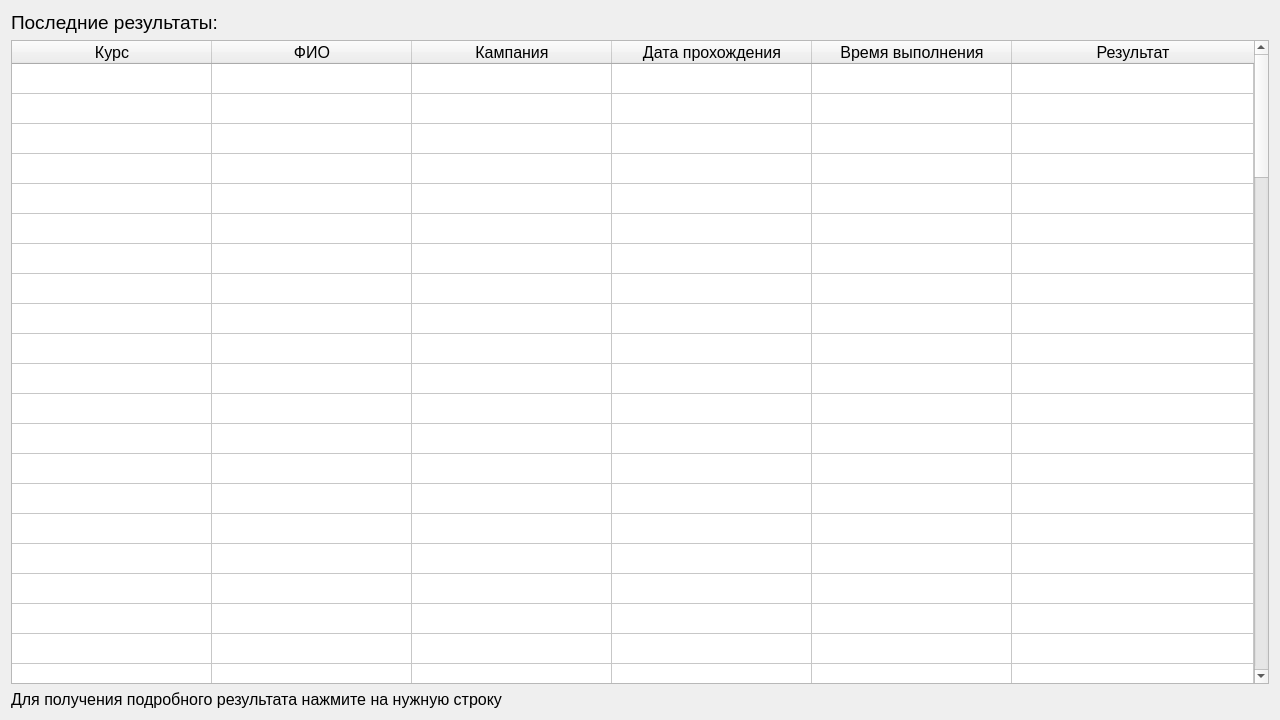
Qt form resultswindow.ui (Rayzedan/SystemControlStudent) before a commit.
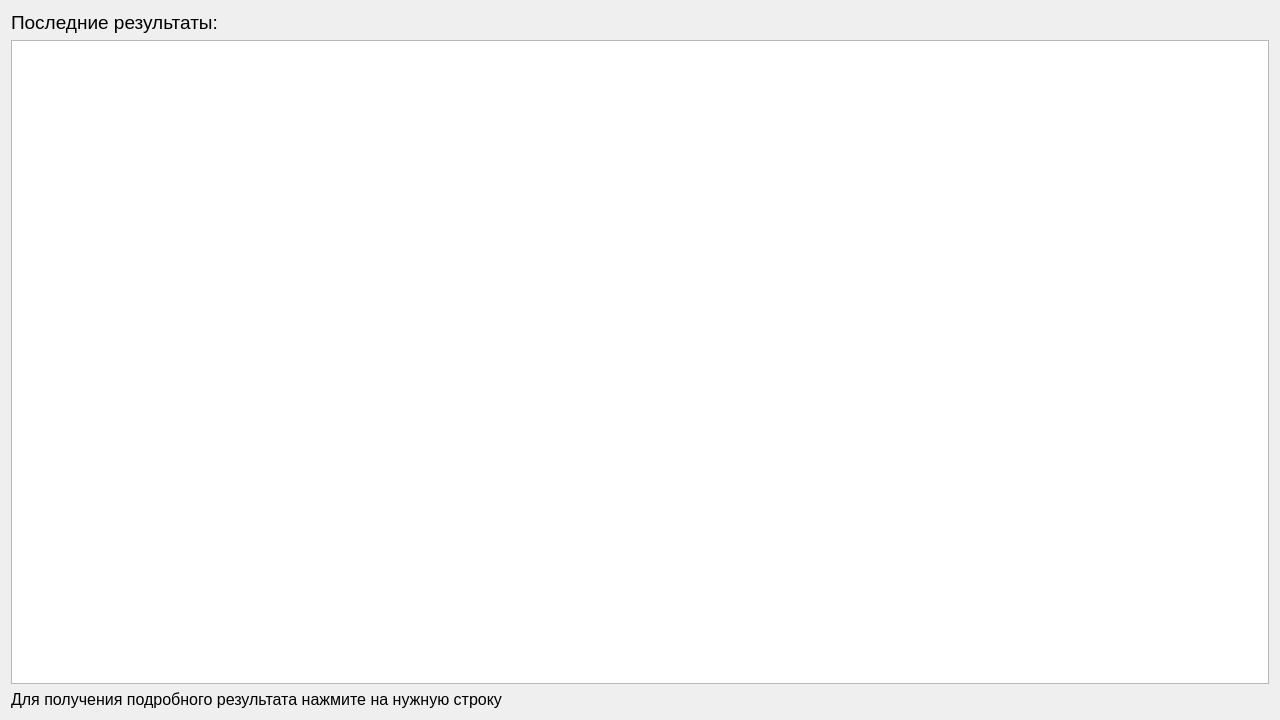
The same form after that commit.

What changed in the file:
```diff
--- a/resultswindow.ui
+++ b/resultswindow.ui
@@ -39,233 +39,7 @@
     </widget>
    </item>
    <item>
-    <widget class="QTableWidget" name="tableWidget">
-     <property name="sizePolicy">
-      <sizepolicy hsizetype="Minimum" vsizetype="Expanding">
-       <horstretch>1</horstretch>
-       <verstretch>0</verstretch>
-      </sizepolicy>
-     </property>
-     <property name="font">
-      <font>
-       <pointsize>12</pointsize>
-      </font>
-     </property>
-     <property name="sizeAdjustPolicy">
-      <enum>QAbstractScrollArea::AdjustIgnored</enum>
-     </property>
-     <property name="editTriggers">
-      <set>QAbstractItemView::NoEditTriggers</set>
-     </property>
-     <property name="dragDropMode">
-      <enum>QAbstractItemView::NoDragDrop</enum>
-     </property>
-     <property name="textElideMode">
-      <enum>Qt::ElideRight</enum>
-     </property>
-     <property name="rowCount">
-      <number>100</number>
-     </property>
-     <attribute name="horizontalHeaderCascadingSectionResizes">
-      <bool>true</bool>
-     </attribute>
-     <attribute name="horizontalHeaderDefaultSectionSize">
-      <number>200</number>
-     </attribute>
-     <attribute name="horizontalHeaderHighlightSections">
-      <bool>false</bool>
-     </attribute>
-     <attribute name="horizontalHeaderShowSortIndicator" stdset="0">
-      <bool>false</bool>
-     </attribute>
-     <attribute name="horizontalHeaderStretchLastSection">
-      <bool>true</bool>
-     </attribute>
-     <attribute name="verticalHeaderVisible">
-      <bool>false</bool>
-     </attribute>
-     <attribute name="verticalHeaderCascadingSectionResizes">
-      <bool>false</bool>
-     </attribute>
-     <attribute name="verticalHeaderShowSortIndicator" stdset="0">
-      <bool>false</bool>
-     </attribute>
-     <attribute name="verticalHeaderStretchLastSection">
-      <bool>false</bool>
-     </attribute>
-     <row>
-      <property name="text">
-       <string>1</string>
-      </property>
-     </row>
-     <row>
-      <property name="text">
-       <string>2</string>
-      </property>
-     </row>
-     <row>
-      <property name="text">
-       <string>3</string>
-      </property>
-     </row>
-     <row/>
-     <row/>
-     <row/>
-     <row/>
-     <row/>
-     <row/>
-     <row/>
-     <row/>
-     <row/>
-     <row/>
-     <row/>
-     <row/>
-     <row/>
-     <row/>
-     <row/>
-     <row/>
-     <row/>
-     <row/>
-     <row/>
-     <row/>
-     <row/>
-     <row/>
-     <row/>
-     <row/>
-     <row/>
-     <row/>
-     <row/>
-     <row/>
-     <row/>
-     <row/>
-     <row/>
-     <row/>
-     <row/>
-     <row/>
-     <row/>
-     <row/>
-     <row/>
-     <row/>
-     <row/>
-     <row/>
-     <row/>
-     <row/>
-     <row/>
-     <row/>
-     <row/>
-     <row/>
-     <row/>
-     <row/>
-     <row/>
-     <row/>
-     <row/>
-     <row/>
-     <row/>
-     <row/>
-     <row/>
-     <row/>
-     <row/>
-     <row/>
-     <row/>
-     <row/>
-     <row/>
-     <row/>
-     <row/>
-     <row/>
-     <row/>
-     <row/>
-     <row/>
-     <row/>
-     <row/>
-     <row/>
-     <row/>
-     <row/>
-     <row/>
-     <row/>
-     <row/>
-     <row/>
-     <row/>
-     <row/>
-     <row/>
-     <row/>
-     <row/>
-     <row/>
-     <row/>
-     <row/>
-     <row/>
-     <row/>
-     <row/>
-     <row/>
-     <row/>
-     <row/>
-     <row/>
-     <row/>
-     <row/>
-     <row/>
-     <row/>
-     <row/>
-     <row/>
-     <column>
-      <property name="text">
-       <string>Курс</string>
-      </property>
-     </column>
-     <column>
-      <property name="text">
-       <string>ФИО</string>
-      </property>
-     </column>
-     <column>
-      <property name="text">
-       <string>Кампания</string>
-      </property>
-     </column>
-     <column>
-      <property name="text">
-       <string>Дата прохождения</string>
-      </property>
-     </column>
-     <column>
-      <property name="text">
-       <string>Время выполнения</string>
-      </property>
-     </column>
-     <column>
-      <property name="text">
-       <string>Результат</string>
-      </property>
-     </column>
-     <item row="0" column="0">
-      <property name="text">
-       <string/>
-      </property>
-     </item>
-     <item row="0" column="5">
-      <property name="text">
-       <string/>
-      </property>
-     </item>
-     <item row="1" column="0">
-      <property name="text">
-       <string/>
-      </property>
-     </item>
-     <item row="1" column="5">
-      <property name="text">
-       <string/>
-      </property>
-     </item>
-     <item row="2" column="0">
-      <property name="text">
-       <string/>
-      </property>
-     </item>
-     <item row="2" column="5">
-      <property name="text">
-       <string/>
-      </property>
-     </item>
-    </widget>
+    <widget class="QTableView" name="tableView"/>
    </item>
    <item>
     <widget class="QLabel" name="label_2">
```
Left out of the diff: 2 changed lines with no effect on the pictures.
